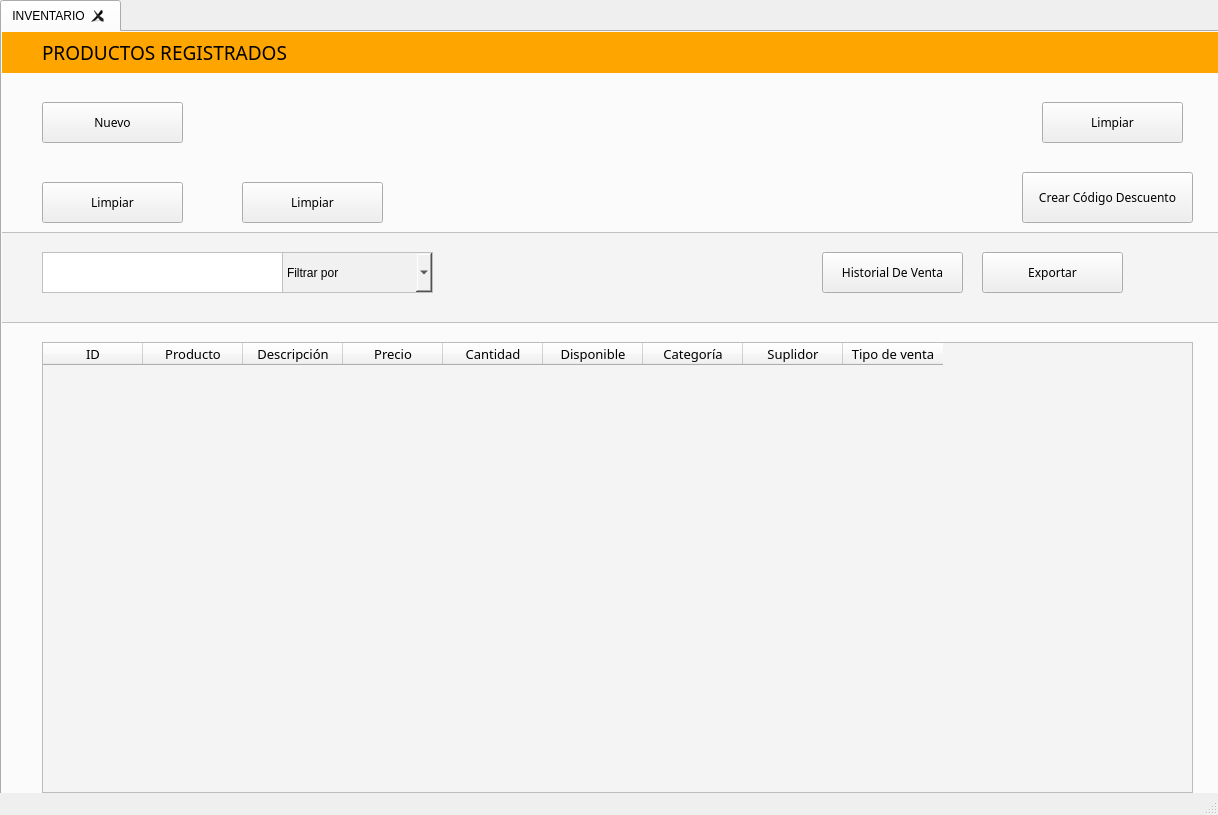
This is UI/inventory.ui in adriii0104/ABAS_SYSTEM as Qt 5 draws it before an edit. The edited form follows.
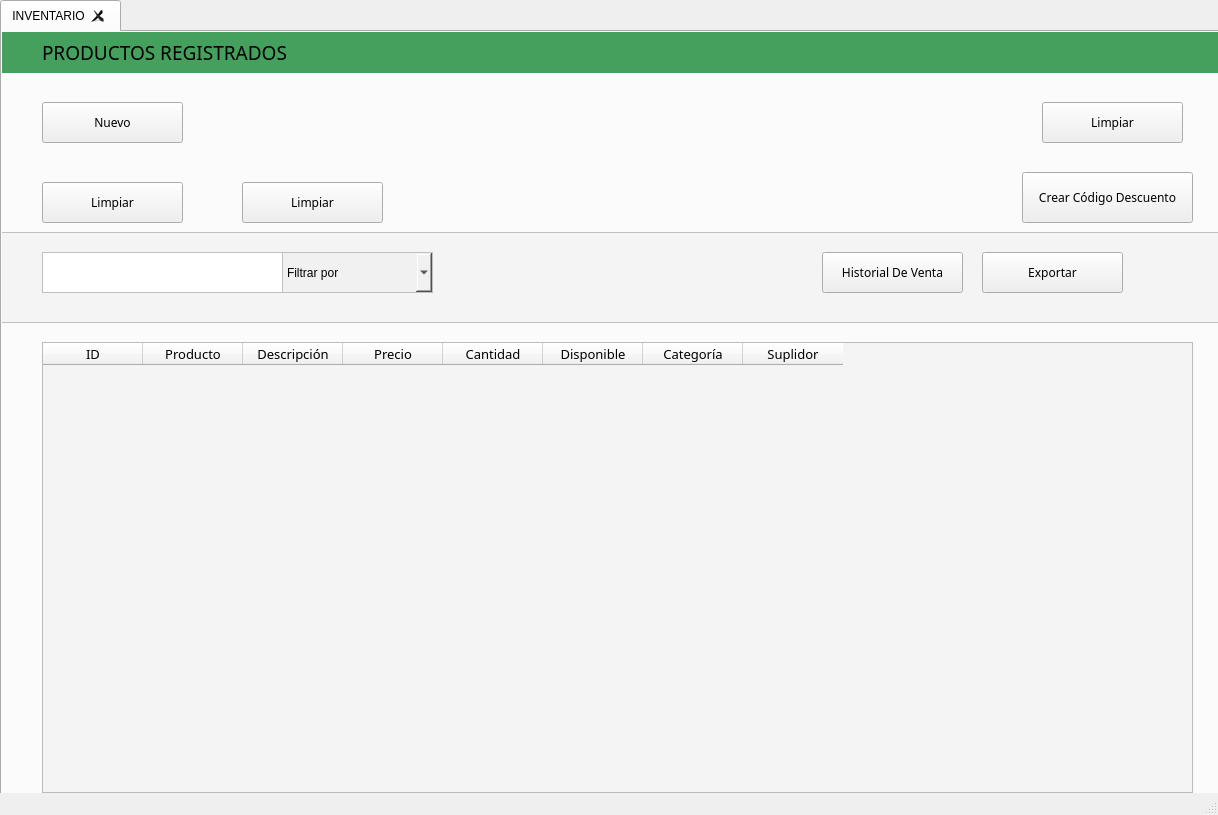
This is the edited form. Icons and pictures are not drawn.

```diff
--- a/UI/inventory.ui
+++ b/UI/inventory.ui
@@ -105,6 +105,9 @@
          <pointsize>10</pointsize>
         </font>
        </property>
+       <property name="textAlignment">
+        <set>AlignCenter</set>
+       </property>
       </column>
       <column>
        <property name="text">
@@ -139,17 +142,6 @@
         </font>
        </property>
       </column>
-      <column>
-       <property name="text">
-        <string>Tipo de venta</string>
-       </property>
-       <property name="font">
-        <font>
-         <family>Bahnschrift Light</family>
-         <pointsize>10</pointsize>
-        </font>
-       </property>
-      </column>
      </widget>
      <widget class="QWidget" name="widget" native="true">
       <property name="geometry">
@@ -319,7 +311,7 @@
        </rect>
       </property>
       <property name="styleSheet">
-       <string notr="true">background: orange;</string>
+       <string notr="true">background: rgb(69, 159, 93);</string>
       </property>
       <widget class="QLabel" name="label">
        <property name="geometry">
```
Left out of the diff: 2 changed lines with no effect on the pictures.
